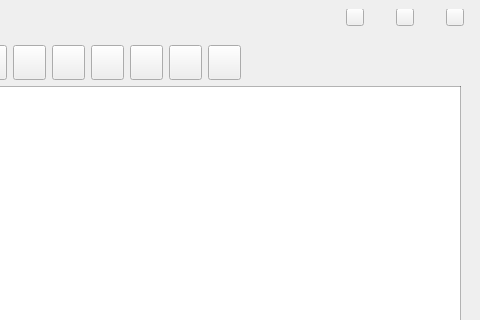
This is UI/MainGUI.ui in TianyouCheng/MiniGISApplication as Qt 5 draws it before an edit; both pictures show x 759 to 1239 and y 0 to 320 of the 1239 by 869 pixel window. The edited form follows.
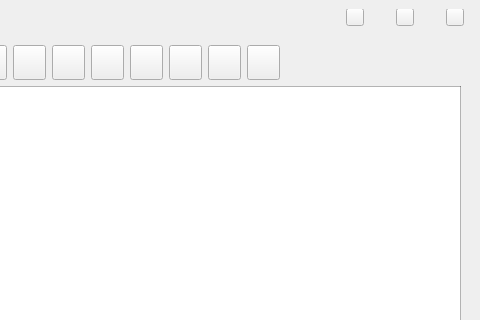
This is the edited form.

Diff of the .ui file:
```diff
--- a/UI/MainGUI.ui
+++ b/UI/MainGUI.ui
@@ -559,6 +559,31 @@
             </property>
            </widget>
           </item>
+          <item>
+           <widget class="QPushButton" name="tsButtonMap">
+            <property name="sizePolicy">
+             <sizepolicy hsizetype="Minimum" vsizetype="Fixed">
+              <horstretch>33</horstretch>
+              <verstretch>35</verstretch>
+             </sizepolicy>
+            </property>
+            <property name="minimumSize">
+             <size>
+              <width>33</width>
+              <height>35</height>
+             </size>
+            </property>
+            <property name="maximumSize">
+             <size>
+              <width>33</width>
+              <height>35</height>
+             </size>
+            </property>
+            <property name="text">
+             <string/>
+            </property>
+           </widget>
+          </item>
           <item>
            <spacer name="horizontalSpacer">
             <property name="orientation">
```
